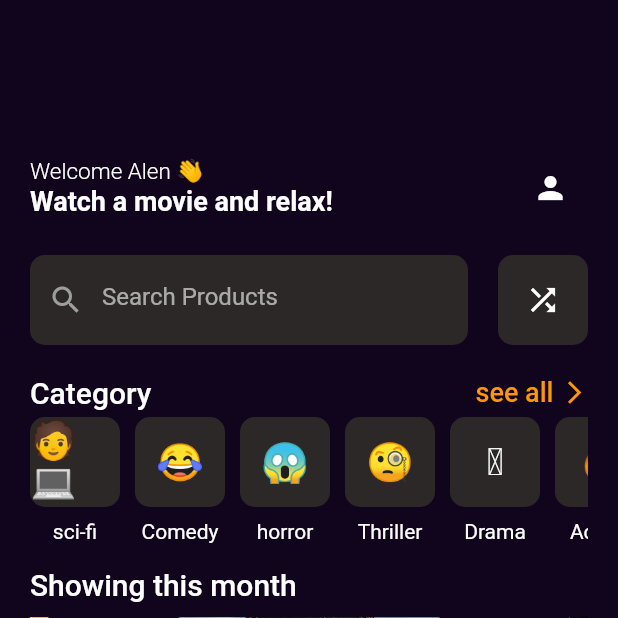
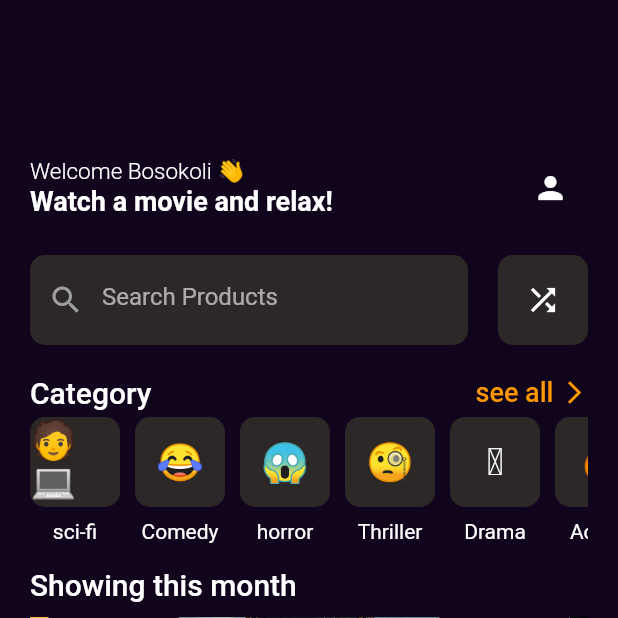
Before and after one commit to bosokoli/movieapp, a Flutter app: the screen it shows after launch, on a phone screen of 412 x 824 dp, the top half of it. Run offline on Flutter 3.47's test engine with Material 2 defaults, Android fonts, the light colour scheme and no system bars; our stand-ins replace hooks_riverpod.

Commit message:
Made changes on home screen and other screens

```diff
--- a/lib/data/model/movie_model.dart
+++ b/lib/data/model/movie_model.dart
@@ -23,7 +23,14 @@ final List<Movies> movieList = [
     category: "comedy",
     image: "lib/assets/images/me_time.png",
     rating: "5.0",
-    description: "",
+    description: "Lorem ipsum dolor sit amet, consectetur adipisc"
+        "elit, sed do eiusmod tempor incididunt ut labore et"
+        "dolore magna aliqua. Ut enim ad minim veniam, quis"
+        "nostrud exercitation ullamco laboris nisi ut aliquio"
+        "eyLorem ipsum dolor sit amet, consectetur adipisc"
+        "elit, sed do eiusmod tempor incididunt ut labore et"
+        "dolore magna aliqua. Ut enim ad minim veniam, quis"
+        "nostrud exercitation ullamco laboris nisi ut aliquio ey",
     duration: "1h 41m",
   ),
   Movies(
@@ -31,7 +38,14 @@ final List<Movies> movieList = [
     name: "Wakanda Forever",
     category: "Thriller",
     rating: "5.0",
-    description: "",
+    description: "Lorem ipsum dolor sit amet, consectetur adipisc"
+        "elit, sed do eiusmod tempor incididunt ut labore et"
+        "dolore magna aliqua. Ut enim ad minim veniam, quis"
+        "nostrud exercitation ullamco laboris nisi ut aliquio"
+        "eyLorem ipsum dolor sit amet, consectetur adipisc"
+        "elit, sed do eiusmod tempor incididunt ut labore et"
+        "dolore magna aliqua. Ut enim ad minim veniam, quis"
+        "nostrud exercitation ullamco laboris nisi ut aliquio ey",
     duration: "1h 41m",
     image: "lib/assets/images/wakanda.png",
   ),
@@ -40,7 +54,14 @@ final List<Movies> movieList = [
       name: "Avatar",
       category: "Thriller",
       rating: "5.0",
-      description: "",
+      description: "Lorem ipsum dolor sit amet, consectetur adipisc"
+          "elit, sed do eiusmod tempor incididunt ut labore et"
+          "dolore magna aliqua. Ut enim ad minim veniam, quis"
+          "nostrud exercitation ullamco laboris nisi ut aliquio"
+          "eyLorem ipsum dolor sit amet, consectetur adipisc"
+          "elit, sed do eiusmod tempor incididunt ut labore et"
+          "dolore magna aliqua. Ut enim ad minim veniam, quis"
+          "nostrud exercitation ullamco laboris nisi ut aliquio ey",
       duration: "1h 41m",
       image: "lib/assets/images/avatar.png"),
   Movies(
@@ -48,7 +69,14 @@ final List<Movies> movieList = [
     name: "Manifest",
     category: "sci-fi",
     rating: "5.0",
-    description: "",
+    description: "Lorem ipsum dolor sit amet, consectetur adipisc"
+        "elit, sed do eiusmod tempor incididunt ut labore et"
+        "dolore magna aliqua. Ut enim ad minim veniam, quis"
+        "nostrud exercitation ullamco laboris nisi ut aliquio"
+        "eyLorem ipsum dolor sit amet, consectetur adipisc"
+        "elit, sed do eiusmod tempor incididunt ut labore et"
+        "dolore magna aliqua. Ut enim ad minim veniam, quis"
+        "nostrud exercitation ullamco laboris nisi ut aliquio ey",
     duration: "1h 41m",
     image: "lib/assets/images/manifest.png",
   ),
--- a/lib/home_screen.dart
+++ b/lib/home_screen.dart
@@ -29,7 +29,7 @@ class _HomeScreenState extends State<HomeScreen> {
                       crossAxisAlignment: CrossAxisAlignment.start,
                       children: const [
                         Text(
-                          "Welcome Alen 👋",
+                          "Welcome Bosokoli 👋",
                           style: TextStyle(
                               fontSize: 15, fontWeight: FontWeight.w300),
                         ),
--- a/lib/movie_details.dart
+++ b/lib/movie_details.dart
@@ -25,16 +25,19 @@ class _MovieDetailsState extends ConsumerState<MovieDetails> {
               ))),
       body: Consumer(
         builder: (context, ref, child) {
+          //get screen width with media query
           final screenwidth = MediaQuery.of(context).size.width;
+
+          //get movieid from provider
           final movieId = ref.watch(movieProvider).movieId;
           return Padding(
             padding: const EdgeInsets.only(top: 20, right: 15, left: 15),
-            child: Padding(
-              padding: const EdgeInsets.only(bottom: 30),
             child: Column(
               mainAxisAlignment: MainAxisAlignment.spaceBetween,
               children: [
-                  Column(
+                Expanded(
+                  child: SingleChildScrollView(
+                    child: Column(
                         crossAxisAlignment: CrossAxisAlignment.start,
                         children: [
                           Row(
@@ -66,7 +69,8 @@ class _MovieDetailsState extends ConsumerState<MovieDetails> {
                                     decoration: BoxDecoration(
                                         border: Border.all(
                                             width: 2, color: Colors.grey),
-                                      borderRadius: BorderRadius.circular(20)),
+                                        borderRadius:
+                                            BorderRadius.circular(20)),
                                     child: Center(
                                       child: Column(children: [
                                         const SizedBox(
@@ -109,7 +113,8 @@ class _MovieDetailsState extends ConsumerState<MovieDetails> {
                                     decoration: BoxDecoration(
                                         border: Border.all(
                                             width: 2, color: Colors.grey),
-                                      borderRadius: BorderRadius.circular(20)),
+                                        borderRadius:
+                                            BorderRadius.circular(20)),
                                     child: Center(
                                       child: Column(children: [
                                         const SizedBox(
@@ -152,7 +157,8 @@ class _MovieDetailsState extends ConsumerState<MovieDetails> {
                                     decoration: BoxDecoration(
                                         border: Border.all(
                                             width: 2, color: Colors.grey),
-                                      borderRadius: BorderRadius.circular(20)),
+                                        borderRadius:
+                                            BorderRadius.circular(20)),
                                     child: Center(
                                       child: Column(children: [
                                         const SizedBox(
@@ -208,10 +214,8 @@ class _MovieDetailsState extends ConsumerState<MovieDetails> {
                             style: TextStyle(
                                 fontSize: 23, fontWeight: FontWeight.w600),
                           ),
-                        const SizedBox(
-                          height: 20,
-                        ),
-                        SingleChildScrollView(
+                          Padding(
+                            padding: const EdgeInsets.only(top: 15),
                             child: Text(
                               movieList[movieId].description,
                               style: const TextStyle(
@@ -220,9 +224,13 @@ class _MovieDetailsState extends ConsumerState<MovieDetails> {
                                 color: Colors.grey,
                               ),
                             ),
-                        )
+                          ),
                         ]),
-                  InkWell(
+                  ),
+                ),
+                Padding(
+                  padding: const EdgeInsets.only(bottom: 30),
+                  child: InkWell(
                     onTap: () {},
                     child: Container(
                       height: 70,
@@ -242,8 +250,8 @@ class _MovieDetailsState extends ConsumerState<MovieDetails> {
                       ),
                     ),
                   ),
+                ),
               ],
-              ),
             ),
           );
         },
--- a/lib/widgets/carousel.dart
+++ b/lib/widgets/carousel.dart
@@ -28,13 +28,17 @@ class _MovieCarouselState extends ConsumerState<MovieCarousel> {
   @override
   void initState() {
     super.initState();
+    //controller for page view
     _controller =
         PageController(viewportFraction: 0.7, initialPage: _currentPage);
+
+    // move cards every 5 seconds
     animator = Timer.periodic(const Duration(seconds: 5), (Timer t) async {
       _controller.animateToPage(nextIndex,
           duration: const Duration(seconds: 1), curve: Curves.ease);
       nextIndex++;
-      previousIndex = nextIndex - 2;
+
+      //reset view to first card after last view
       if (nextIndex == movieList.length) {
         nextIndex = 0;
         return;
@@ -47,6 +51,7 @@ class _MovieCarouselState extends ConsumerState<MovieCarousel> {
     return Column(
       children: [
         Expanded(
+          //Page view for carousel
           child: PageView.builder(
             onPageChanged: ((value) {
               setState(() {
@@ -73,8 +78,10 @@ class _MovieCarouselState extends ConsumerState<MovieCarousel> {
             itemCount: movieList.length,
             itemBuilder: ((context, index) {
               if (activePage.value == index) {
+                // container for active card indicator
                 return Transform.scale(
                   scale: 1.5,
+                  //container for active card indicator
                   child: Container(
                     width: 30,
                     decoration: BoxDecoration(
@@ -83,6 +90,7 @@ class _MovieCarouselState extends ConsumerState<MovieCarousel> {
                   ),
                 );
               }
+              //scale circular avatar
               return Transform.scale(
                 scale: 1.5,
                 child: const CircleAvatar(
@@ -106,16 +114,20 @@ class _MovieCarouselState extends ConsumerState<MovieCarousel> {
       builder: (context, child) {
         double value = 0.0;
         if (_controller.position.haveDimensions) {
+          //get value for the rotation angle to rotate inactive cards
           value = index.toDouble() - (_controller.page ?? 0);
           value = (value * 0.048).clamp(-1, 1);
         }
 
         return Transform.rotate(
+          //multiply value witn pi to get rotaton angle
           angle: pi * value,
           child: InkWell(
             onTap: () {
+              //update movieid with index value
               ref.watch(movieProvider).movieId = index;
 
+              //push to movie details screen
               Navigator.push(
                   context,
                   MaterialPageRoute(
```
Lines whose indentation alone changed are shown as unchanged.
